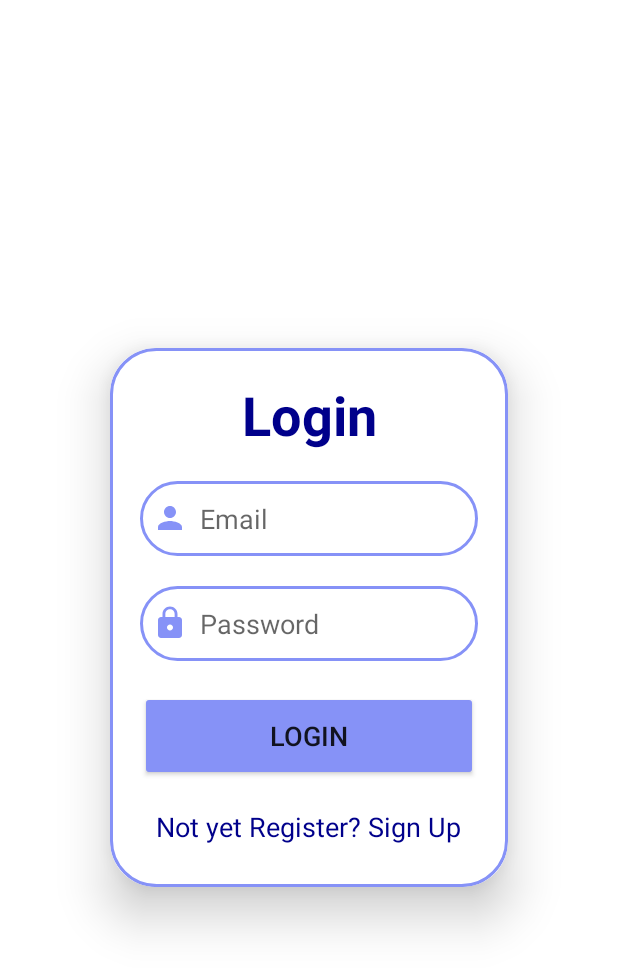
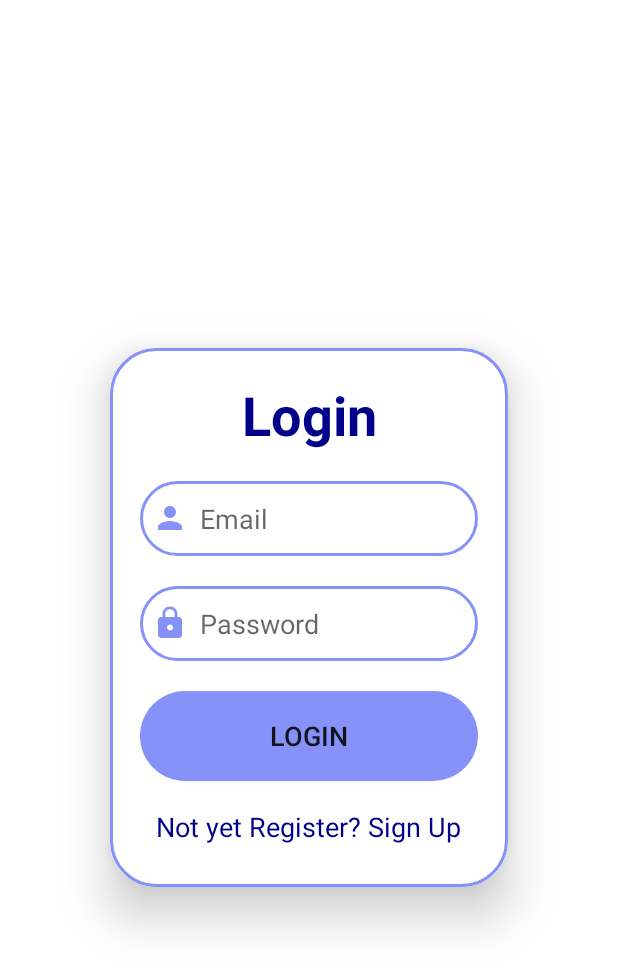
Before and after one commit to CakeTownn/MGVCL, an Android app built with Jetpack Compose: the layout activity_login.xml on its own in the app's theme, with its tools: preview values and no code run, on a phone screen of 412 x 824 dp. Shown: the top 970 px of the screen. Run offline under Robolectric (Android 15) with nearby library versions, the phone set to English and light mode, and no system bars.

Commit message:
Rounded login button

```diff
--- a/app/build.gradle.kts
+++ b/app/build.gradle.kts
@@ -65,6 +65,7 @@ dependencies {
     implementation(libs.androidx.activity)
     implementation(libs.androidx.constraintlayout)
     implementation(libs.firebase.auth)
+    implementation(libs.firebase.firestore)
     testImplementation(libs.junit)
     androidTestImplementation(libs.androidx.junit)
     androidTestImplementation(libs.androidx.espresso.core)
--- /dev/null
+++ b/app/src/main/res/drawable/rounded_button.xml
@@ -0,0 +1,4 @@
+<shape xmlns:android="http://schemas.android.com/apk/res/android">
+    <corners android:radius="50dp" />
+    <solid android:color="@color/Lavender" />
+</shape>
--- a/app/src/main/res/layout/activity_login.xml
+++ b/app/src/main/res/layout/activity_login.xml
@@ -2,6 +2,7 @@
 <LinearLayout
     xmlns:android="http://schemas.android.com/apk/res/android"
     xmlns:app="http://schemas.android.com/apk/res-auto"
+    xmlns:card_view="http://schemas.android.com/apk/res-auto"
     xmlns:tools="http://schemas.android.com/tools"
     android:id="@+id/main"
     android:layout_width="match_parent"
@@ -15,8 +16,8 @@
         android:layout_width="wrap_content"
         android:layout_height="wrap_content"
         android:layout_margin="30dp"
-        app:cardCornerRadius="30dp"
-        app:cardElevation="20dp">
+        card_view:cardCornerRadius="30dp"
+        card_view:cardElevation="20dp">
 
         <LinearLayout
             android:layout_width="265dp"
@@ -67,7 +68,7 @@
                 android:backgroundTint="@color/Lavender"
                 android:text="Login"
                 android:textSize="18sp"
-                app:cornerRadius="20dp" />
+                android:background="@drawable/rounded_button" />
 
             <TextView
                 android:layout_width="wrap_content"
--- a/gradle/libs.versions.toml
+++ b/gradle/libs.versions.toml
@@ -14,6 +14,7 @@ activity = "1.9.0"
 constraintlayout = "2.1.4"
 googleGmsGoogleServices = "4.4.2"
 firebaseAuth = "23.0.0"
+firebaseFirestore = "25.0.0"
 
 [libraries]
 androidx-core-ktx = { group = "androidx.core", name = "core-ktx", version.ref = "coreKtx" }
@@ -35,6 +36,7 @@ material = { group = "com.google.android.material", name = "material", version.r
 androidx-activity = { group = "androidx.activity", name = "activity", version.ref = "activity" }
 androidx-constraintlayout = { group = "androidx.constraintlayout", name = "constraintlayout", version.ref = "constraintlayout" }
 firebase-auth = { group = "com.google.firebase", name = "firebase-auth", version.ref = "firebaseAuth" }
+firebase-firestore = { group = "com.google.firebase", name = "firebase-firestore", version.ref = "firebaseFirestore" }
 
 [plugins]
 android-application = { id = "com.android.application", version.ref = "agp" }
```
Also changed, not shown: app/src/main/java/com/example/ourmobileapp/MainActivity.kt (deleted, +0 -47 lines).
